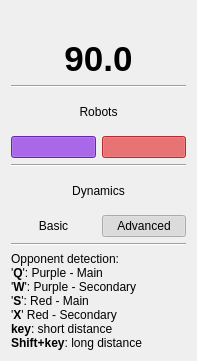
Above: bhbot/tools/simulator/mainbar.ui from alberthier/bhware before the change. Below: the same form after it.
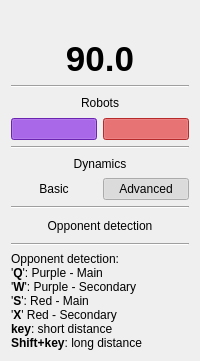
That is the form after the change.

Commit message: simulator: simulate both robots detection

Diff of the .ui file:
```diff
--- a/bhbot/tools/simulator/mainbar.ui
+++ b/bhbot/tools/simulator/mainbar.ui
@@ -6,7 +6,7 @@
    <rect>
     <x>0</x>
     <y>0</y>
-    <width>197</width>
+    <width>200</width>
     <height>361</height>
    </rect>
   </property>
@@ -392,6 +392,26 @@
      </item>
     </layout>
    </item>
+   <item>
+    <widget class="Line" name="line_4">
+     <property name="orientation">
+      <enum>Qt::Horizontal</enum>
+     </property>
+    </widget>
+   </item>
+   <item>
+    <widget class="QPushButton" name="opponent_detection">
+     <property name="text">
+      <string>Opponent detection</string>
+     </property>
+     <property name="checkable">
+      <bool>true</bool>
+     </property>
+     <property name="flat">
+      <bool>true</bool>
+     </property>
+    </widget>
+   </item>
    <item>
     <widget class="Line" name="line_3">
      <property name="orientation">
```
The commit also changes 1 other file.
